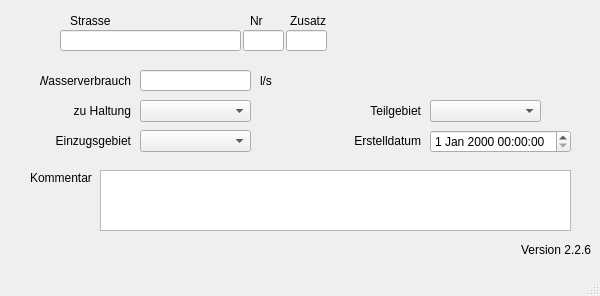
Qt form qkan/database/templates/einleit.ui (hoettges/QKan) before a commit.
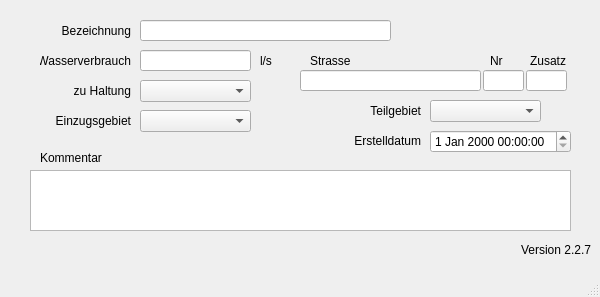
The same form after that commit. Custom widgets are drawn as their Qt base class.

The edit to the form file:
```diff
--- a/qkan/database/templates/einleit.ui
+++ b/qkan/database/templates/einleit.ui
@@ -10,7 +10,7 @@
     <x>0</x>
     <y>0</y>
     <width>600</width>
-    <height>296</height>
+    <height>297</height>
    </rect>
   </property>
   <property name="windowTitle">
@@ -21,7 +21,7 @@
     <property name="geometry">
      <rect>
       <x>70</x>
-      <y>100</y>
+      <y>80</y>
       <width>61</width>
       <height>21</height>
      </rect>
@@ -37,7 +37,7 @@
     <property name="geometry">
      <rect>
       <x>40</x>
-      <y>70</y>
+      <y>50</y>
       <width>91</width>
       <height>21</height>
      </rect>
@@ -69,7 +69,7 @@
     <property name="geometry">
      <rect>
       <x>140</x>
-      <y>70</y>
+      <y>50</y>
       <width>111</width>
       <height>21</height>
      </rect>
@@ -79,7 +79,7 @@
     <property name="geometry">
      <rect>
       <x>140</x>
-      <y>100</y>
+      <y>80</y>
       <width>111</width>
       <height>22</height>
      </rect>
@@ -99,7 +99,7 @@
     <property name="geometry">
      <rect>
       <x>260</x>
-      <y>70</y>
+      <y>50</y>
       <width>31</width>
       <height>21</height>
      </rect>
@@ -111,8 +111,8 @@
    <widget class="QLabel" name="label_7">
     <property name="geometry">
      <rect>
-      <x>70</x>
-      <y>10</y>
+      <x>310</x>
+      <y>50</y>
       <width>51</width>
       <height>21</height>
      </rect>
@@ -124,8 +124,8 @@
    <widget class="QLineEdit" name="strassenname">
     <property name="geometry">
      <rect>
-      <x>60</x>
-      <y>30</y>
+      <x>300</x>
+      <y>70</y>
       <width>181</width>
       <height>21</height>
      </rect>
@@ -134,8 +134,8 @@
    <widget class="QLineEdit" name="hausnummer">
     <property name="geometry">
      <rect>
-      <x>243</x>
-      <y>30</y>
+      <x>483</x>
+      <y>70</y>
       <width>41</width>
       <height>21</height>
      </rect>
@@ -144,8 +144,8 @@
    <widget class="QLineEdit" name="zusatz">
     <property name="geometry">
      <rect>
-      <x>286</x>
-      <y>30</y>
+      <x>526</x>
+      <y>70</y>
       <width>41</width>
       <height>21</height>
      </rect>
@@ -154,8 +154,8 @@
    <widget class="QLabel" name="label_8">
     <property name="geometry">
      <rect>
-      <x>250</x>
-      <y>10</y>
+      <x>490</x>
+      <y>50</y>
       <width>31</width>
       <height>21</height>
      </rect>
@@ -167,8 +167,8 @@
    <widget class="QLabel" name="label_9">
     <property name="geometry">
      <rect>
-      <x>290</x>
-      <y>10</y>
+      <x>530</x>
+      <y>50</y>
       <width>41</width>
       <height>21</height>
      </rect>
@@ -180,9 +180,9 @@
    <widget class="QTextEdit" name="kommentar">
     <property name="geometry">
      <rect>
-      <x>100</x>
+      <x>30</x>
       <y>170</y>
-      <width>471</width>
+      <width>541</width>
       <height>61</height>
      </rect>
     </property>
@@ -190,8 +190,8 @@
    <widget class="QLabel" name="label_14">
     <property name="geometry">
      <rect>
-      <x>30</x>
-      <y>170</y>
+      <x>40</x>
+      <y>150</y>
       <width>81</width>
       <height>16</height>
      </rect>
@@ -239,7 +239,7 @@
      <string>Version QKan Import</string>
     </property>
     <property name="text">
-     <string>Version 2.2.6</string>
+     <string>Version 2.2.7</string>
     </property>
     <property name="alignment">
      <set>Qt::AlignRight|Qt::AlignTrailing|Qt::AlignVCenter</set>
@@ -249,7 +249,7 @@
     <property name="geometry">
      <rect>
       <x>50</x>
-      <y>130</y>
+      <y>110</y>
       <width>81</width>
       <height>21</height>
      </rect>
@@ -265,12 +265,38 @@
     <property name="geometry">
      <rect>
       <x>140</x>
-      <y>130</y>
+      <y>110</y>
       <width>111</width>
       <height>22</height>
      </rect>
     </property>
    </widget>
+   <widget class="QLineEdit" name="elnam">
+    <property name="geometry">
+     <rect>
+      <x>140</x>
+      <y>20</y>
+      <width>251</width>
+      <height>21</height>
+     </rect>
+    </property>
+   </widget>
+   <widget class="QLabel" name="label_10">
+    <property name="geometry">
+     <rect>
+      <x>40</x>
+      <y>20</y>
+      <width>91</width>
+      <height>21</height>
+     </rect>
+    </property>
+    <property name="text">
+     <string>Bezeichnung</string>
+    </property>
+    <property name="alignment">
+     <set>Qt::AlignRight|Qt::AlignTrailing|Qt::AlignVCenter</set>
+    </property>
+   </widget>
   </widget>
   <widget class="QMenuBar" name="menubar">
    <property name="geometry">
```
